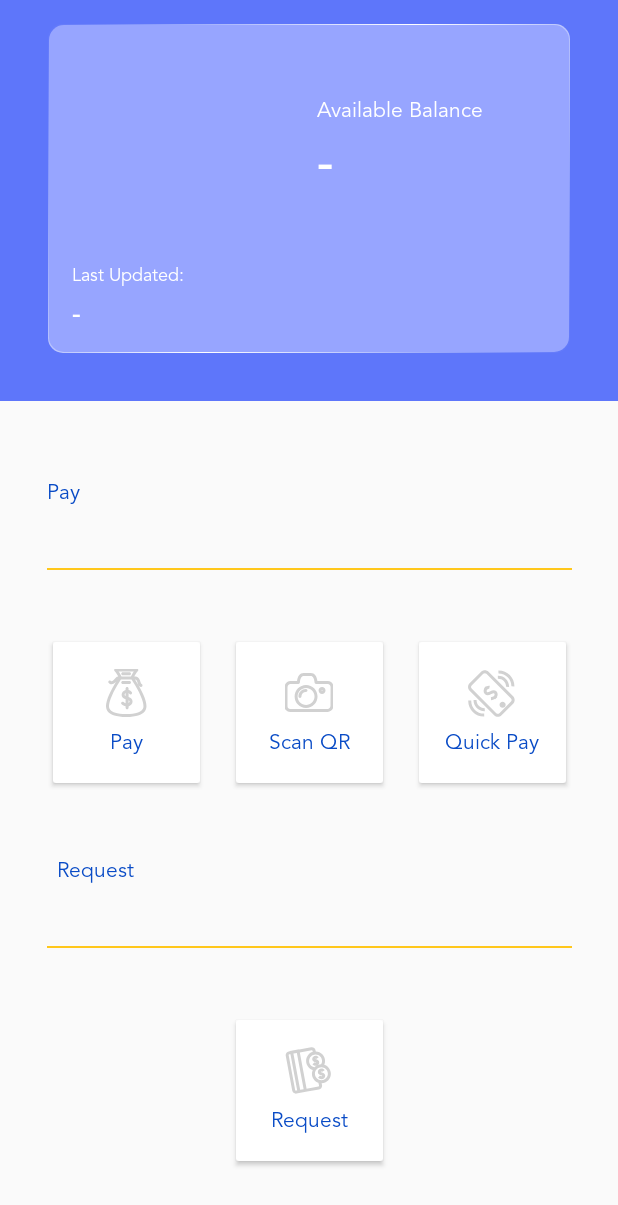
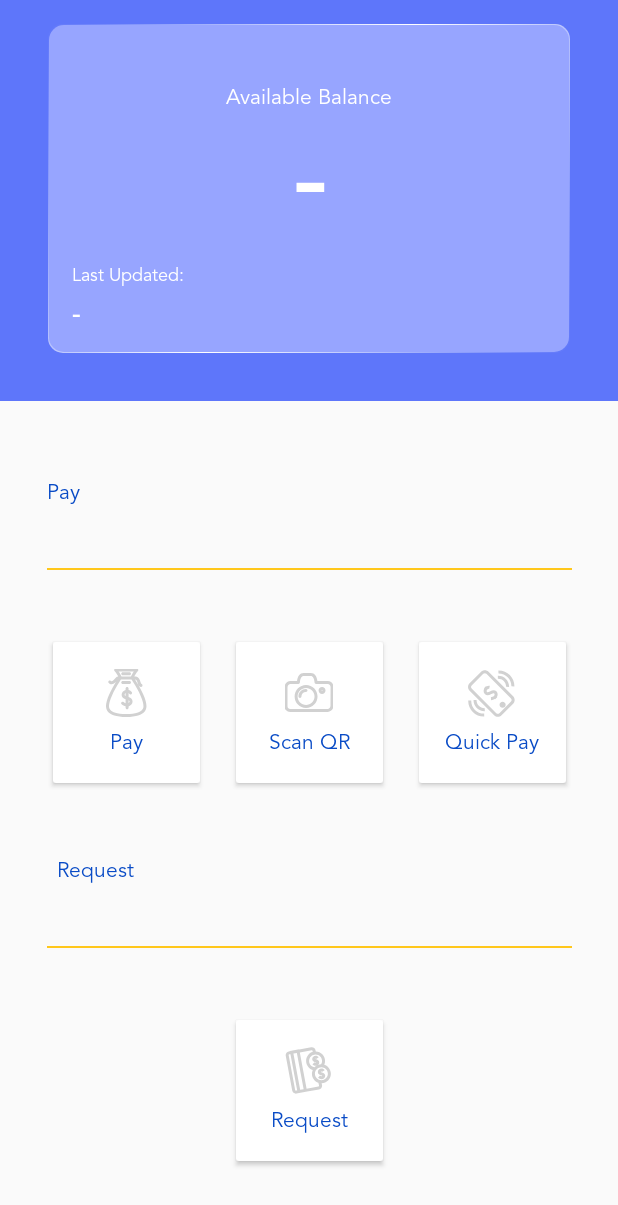
Before and after one commit to geostrong/Pocket_v2.0, an Android app: the layout fragment_home.xml on its own in the app's theme, with its tools: preview values and no code run, on a phone screen of 412 x 824 dp. Shown: the top 1205 px of the screen. Run offline under Robolectric (Android 15) with nearby library versions, the phone set to English and light mode, and no system bars; network calls fail.

Commit message:
fix balance ui

```diff
--- a/app/src/main/res/layout/fragment_home.xml
+++ b/app/src/main/res/layout/fragment_home.xml
@@ -44,20 +44,15 @@
             android:id="@+id/lastUpdated2"
             android:layout_width="wrap_content"
             android:layout_height="wrap_content"
-            android:layout_marginTop="8dp"
-            android:layout_marginEnd="8dp"
-            android:layout_marginBottom="8dp"
+            android:layout_marginTop="40dp"
             android:text="Available Balance"
             android:textAlignment="textStart"
             android:textColor="@android:color/white"
             android:textSize="14sp"
             app:autoSizeTextType="uniform"
-            app:layout_constraintBottom_toTopOf="@+id/balance"
-            app:layout_constraintEnd_toEndOf="parent"
-            app:layout_constraintHorizontal_bias="0.0"
+            app:layout_constraintEnd_toEndOf="@+id/balance"
             app:layout_constraintStart_toStartOf="@+id/balance"
-            app:layout_constraintTop_toTopOf="parent"
-            app:layout_constraintVertical_bias="1.0" />
+            app:layout_constraintTop_toTopOf="parent" />
 
         <TextView
             android:id="@+id/textView3"
@@ -75,20 +70,23 @@
 
         <TextView
             android:id="@+id/balance"
-            android:layout_width="wrap_content"
-            android:layout_height="wrap_content"
+            android:layout_width="0dp"
+            android:layout_height="0dp"
+            android:layout_marginStart="32dp"
+            android:layout_marginTop="8dp"
+            android:layout_marginEnd="32dp"
+            android:layout_marginBottom="16dp"
             android:text="@string/balance"
-            android:textAlignment="textStart"
+            android:textAlignment="center"
             android:textColor="@android:color/white"
             android:textSize="30sp"
             android:textStyle="bold"
             app:autoSizeTextType="uniform"
-            app:layout_constraintBottom_toBottomOf="parent"
+            app:layout_constraintBottom_toTopOf="@+id/textView3"
             app:layout_constraintEnd_toEndOf="parent"
-            app:layout_constraintHorizontal_bias="0.531"
+            app:layout_constraintHorizontal_bias="0.5"
             app:layout_constraintStart_toStartOf="parent"
-            app:layout_constraintTop_toTopOf="parent"
-            app:layout_constraintVertical_bias="0.409" />
+            app:layout_constraintTop_toBottomOf="@+id/lastUpdated2" />
 
     </android.support.constraint.ConstraintLayout>
 
```
